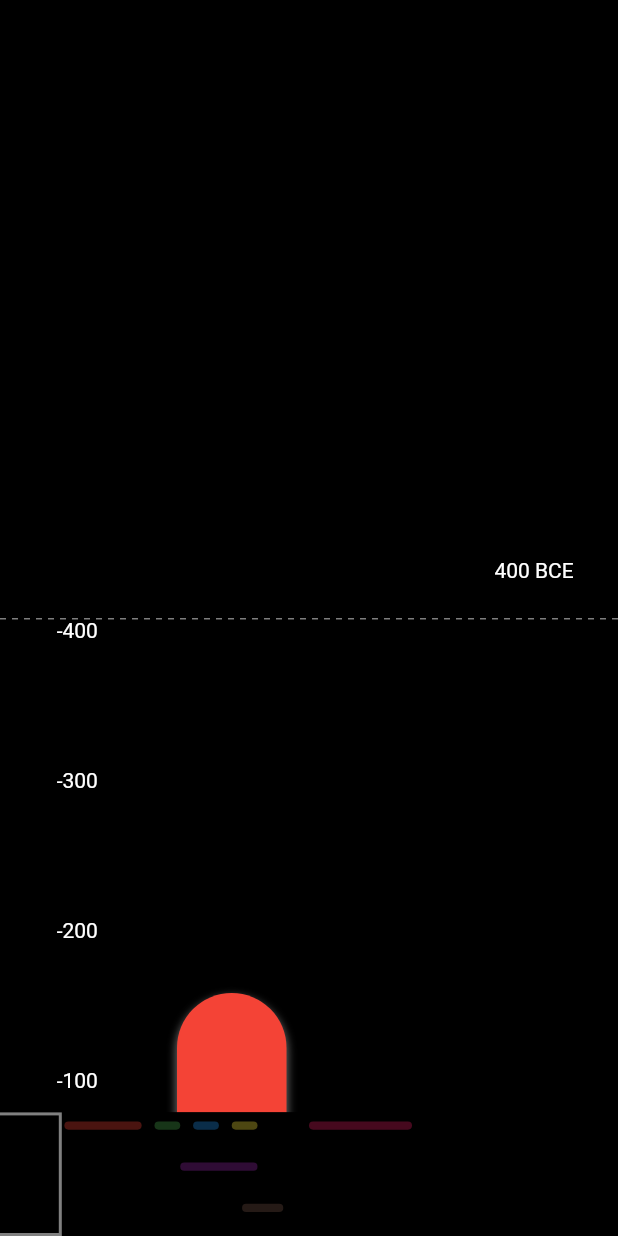
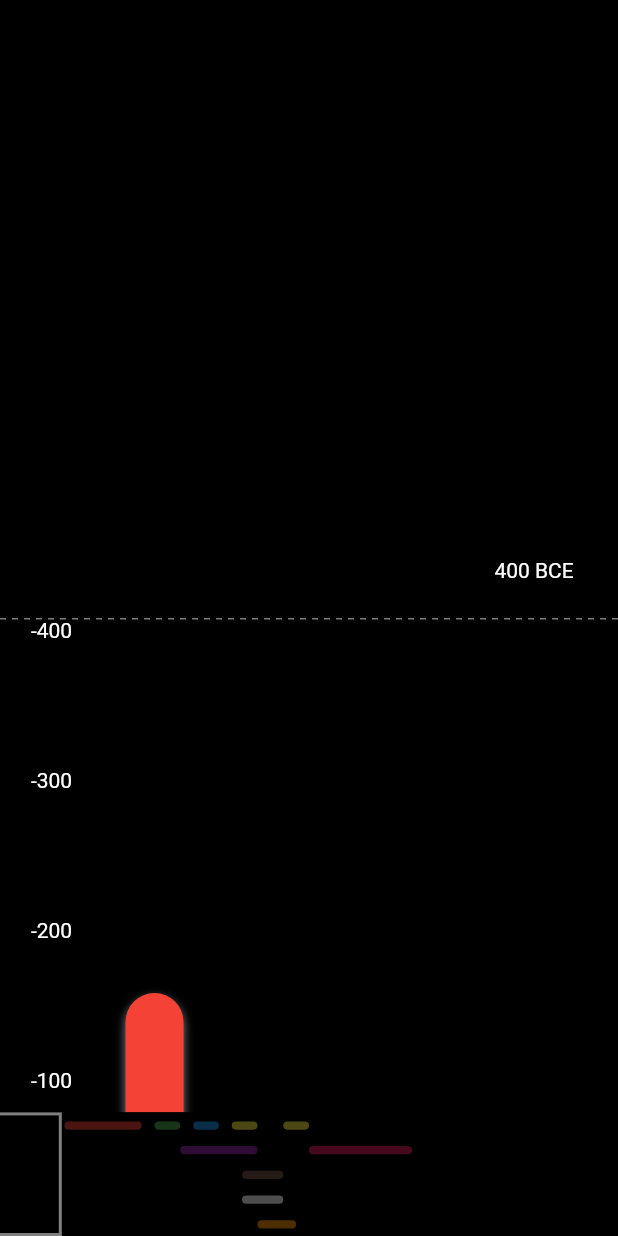
Before and after one commit to AlbaneseRemy/timeline_poi, a Flutter app: the screen it shows after launch, after a tap on "Try the timeline", on a phone screen of 412 x 824 dp. Run offline on Flutter 3.47's test engine with Material 2 defaults, Android fonts, the phone set to English and light mode, and no system bars; drawn by our look-alikes of dotted_line.

Commit message:
format and comment code

```diff
--- a/lib/main.dart
+++ b/lib/main.dart
@@ -39,23 +39,16 @@ class _MyHomePageState extends State<MyHomePage> {
   void initState() {
     super.initState();
     tours = [
-      Tour(
-          title: "Tour numéro 1",
-          id: "1",
-          startYear: -150,
-          endYear: 150,
-          color: Colors.red,
-          imageUri: "images/logoOrpheo.png",//"https://images.unsplash.com/photo-1547721064-da6cfb341d50",
-          columnId: 0),
+      Tour(title: "Tour numéro 1", id: "1", startYear: -150, endYear: 150, color: Colors.red, imageUri: "images/logoOrpheo.png"),
       Tour(title: "Tour numéro 2", id: "2", startYear: 200, endYear: 300, color: Colors.green),
       Tour(title: "Tour numéro 3", id: "3", startYear: 300, endYear: 600, color: Colors.purple),
       Tour(title: "Tour numéro 4", id: "4", startYear: 800, endYear: 1200, color: Colors.pink),
-      Tour(title: "Tour numéro 5", id: "5", startYear: 350, endYear: 450, color: Colors.blue),
+      Tour(title: "Tour numéro 5", id: "5", startYear: 350, endYear: 450, color: Colors.blue, imageUri: "images/logoOrpheo.png"),
       Tour(title: "Tour numéro 6", id: "6", startYear: 500, endYear: 600, color: Colors.yellow),
       Tour(title: "Tour numéro 7", id: "7", startYear: 540, endYear: 700, color: Colors.brown),
-      /*Tour(title: "Tour numéro 8", id: "8", startYear: 540, endYear: 700, color: Colors.white),
+      Tour(title: "Tour numéro 8", id: "8", startYear: 540, endYear: 700, color: Colors.white),
       Tour(title: "Tour numéro 9", id: "9", startYear: 600, endYear: 750, color: Colors.orange),
-      Tour(title: "Tour numéro 10", id: "10", startYear: 700, endYear: 800, color: Colors.yellow),*/
+      Tour(title: "Tour numéro 10", id: "10", startYear: 700, endYear: 800, color: Colors.yellow),
     ];
 
     setColumnIds(tours);
@@ -89,32 +82,34 @@ class _MyHomePageState extends State<MyHomePage> {
     );
   }
 
-
+  //Sorts the table by their startYear and sets the columnId so they don't overlap
   void setColumnIds(List<Tour> tours) {
     tours.sort((a, b) => a.startYear.compareTo(b.startYear));
-    for (int i = 0; i <= tours.length -1; i++) {
+    for (int i = 0; i <= tours.length - 1; i++) {
       int indexToSet = 0;
       List<Tour> concurrent = [];
       for (int k = 0; k <= i - 1; k++) {
+        //Look for concurrent tours (tours that will overlap)
         if (tours[k].endYear >= tours[i].startYear) {
           concurrent.add(tours[k]);
         }
       }
-      while(concurrent.firstWhereOrNull((element) => element.columnId == indexToSet) != null) {
+      //While there is a concurrent tour that has the same columnId, we increment the columnIndex
+      while (concurrent.firstWhereOrNull((element) => element.columnId == indexToSet) != null) {
         indexToSet++;
       }
       tours[i].columnId = indexToSet;
     }
   }
 
-  int maxColumn(List<Tour> tours){
+  //Look for the maximum columnId in the list of tours
+  int maxColumn(List<Tour> tours) {
     int maxColumnId = 0;
     for (int i = 0; i <= tours.length - 1; i++) {
       if (tours[i].columnId > maxColumnId) {
         maxColumnId = tours[i].columnId;
       }
     }
-    return maxColumnId +1;
+    return maxColumnId + 1;
   }
-
 }
--- a/lib/timeline.dart
+++ b/lib/timeline.dart
@@ -1,5 +1,4 @@
 import 'package:flutter/cupertino.dart';
-import 'package:flutter/gestures.dart';
 import 'package:flutter/material.dart';
 import 'package:dotted_line/dotted_line.dart';
 import 'package:timeline_poi/timeline_item.dart';
@@ -32,25 +31,27 @@ class _MyTimelineState extends State<MyTimeline> {
 
   @override
   void initState() {
+    //Sets the default text displaying the current year
     currentYear = widget.startYear;
     currentYear > 0 ? textYear = "${currentYear.abs().toString()} CE" : textYear = "${currentYear.abs().toString()} BCE";
-    scrollController.addListener(_onSlide);
+    scrollController.addListener(_onSlide); //Subscribes the scrollController to the _onSlide method
     super.initState();
   }
 
-  void _onSlide(){
+  void _onSlide() {
+    //set a new State in the timeline when the user slides the timeline
     setState(_textCurrentYear);
   }
 
-  void _textCurrentYear(){
+  void _textCurrentYear() {
+    //Calculates the current year based on the scrollController position
     currentYear = (scrollController.offset * 1).round() + widget.startYear;
     currentYear > 0 ? textYear = "${currentYear.abs().toString()} CE" : textYear = "${currentYear.abs().toString()} BCE";
   }
 
   @override
   Widget build(BuildContext context) {
-    return Scaffold(
-        body: LayoutBuilder(builder: (BuildContext context, BoxConstraints constraints) {
+    return Scaffold(body: LayoutBuilder(builder: (BuildContext context, BoxConstraints constraints) {
       return Stack(
         children: [
           SingleChildScrollView(
@@ -66,7 +67,8 @@ class _MyTimelineState extends State<MyTimeline> {
                         color: Colors.black,
                       ),
                       for (int i = widget.startYear; i < widget.endYear; i += 100) createContainer(i, constraints),
-                          for (var tour in widget.tours) TimelineItem(
+                      for (var tour in widget.tours)
+                        TimelineItem(
                           tour: tour,
                           tours: widget.tours,
                           constraints: constraints,
@@ -82,31 +84,41 @@ class _MyTimelineState extends State<MyTimeline> {
             margin: EdgeInsets.only(top: constraints.maxHeight / 2),
             child: transparentDottedLine(),
           ),
-              Positioned(child: Text(textYear, style: TextStyle(color: Colors.white),), top: constraints.maxHeight / 2 - 40, left: constraints.maxWidth * 0.8,),
-              Positioned(child: TimelineMap(
+          Positioned(
+            child: Text(
+              textYear,
+              style: TextStyle(color: Colors.white),
+            ),
+            top: constraints.maxHeight / 2 - 40,
+            left: constraints.maxWidth * 0.8,
+          ),
+          Positioned(
+            child: TimelineMap(
               constraints: constraints,
               scrollController: scrollController,
               totalYears: widget.startYear.abs() + widget.endYear.abs(),
               tours: widget.tours,
               columnNumber: widget.numberColumns,
             ),
-              bottom: 0,)
+            bottom: 0,
+          )
         ],
       );
     }));
   }
 
+  //Used to set the years in the timeline
   Widget createContainer(int i, BoxConstraints constraints) {
     return Positioned(
         top: i + widget.startYear.abs() + constraints.maxHeight / 2,
         width: constraints.maxWidth / (widget.numberColumns + 1),
         child: Container(
           alignment: Alignment.center,
-        child : Text(i.toString(), style: const TextStyle(color: Colors.white)),
-      )
-    );
+          child: Text(i.toString(), style: const TextStyle(color: Colors.white)),
+        ));
   }
 
+  //Transparent dotted line in the middle of the screen
   Widget transparentDottedLine() {
     return DottedLine(
       direction: Axis.horizontal,
@@ -120,6 +132,4 @@ class _MyTimelineState extends State<MyTimeline> {
       dashGapRadius: 0.0,
     );
   }
-
-
 }
--- a/lib/timeline_item.dart
+++ b/lib/timeline_item.dart
@@ -42,15 +42,16 @@ class TimelineItem extends StatelessWidget {
                     textAlign: TextAlign.center,
                   ),
                   alignment: Alignment.center)
-              : Container(
-                  height: ((tour.startYear - startYear).toDouble() + constraints.maxHeight / 2) / 2,
-                  width: constraints.maxWidth / (numberColumns + 1),
+              :
+          //TODO : resize the image in a smaller version, and make it move with the page's scroll
+          Container(
+                  width: constraints.maxWidth / (numberColumns + 1) / 5,
                   decoration: BoxDecoration(
-                    image: DecorationImage(
-                      //image: Image.network(tour.imageUri!, fit: BoxFit.fill).image,
-                      image: Image.asset(tour.imageUri!, fit: BoxFit.scaleDown).image,
-                    ),
-                  ),
+                      borderRadius: BorderRadius.circular(100),
+                      image: DecorationImage(
+                        image: AssetImage(tour.imageUri!),
+                        fit: BoxFit.fitWidth,
+                      )),
                 ),
           decoration: BoxDecoration(
             color: tour.color,
@@ -69,7 +70,8 @@ class TimelineItem extends StatelessWidget {
     );
   }
 
+  //Determines on which column the item should be placed
   double leftPosition() {
-    return (tour.columnId +1) * constraints.maxWidth / (numberColumns + 1);
+    return (tour.columnId + 1) * constraints.maxWidth / (numberColumns + 1);
   }
 }
--- a/lib/timeline_map.dart
+++ b/lib/timeline_map.dart
@@ -9,7 +9,8 @@ class TimelineMap extends StatefulWidget {
   final int totalYears;
   final List<Tour>? tours;
 
-  const TimelineMap({Key? key, required this.scrollController, required this.constraints, required this.totalYears, this.tours, required this.columnNumber}) : super(key: key);
+  const TimelineMap({Key? key, required this.scrollController, required this.constraints, required this.totalYears, this.tours, required this.columnNumber})
+      : super(key: key);
 
   @override
   State<TimelineMap> createState() => _TimelineMapState();
@@ -57,7 +58,7 @@ class _TimelineMapState extends State<TimelineMap> {
         ),
         left: leftPosition(),
       ),
-      if(widget.tours != null)
+      if (widget.tours != null)
         for (var tour in widget.tours!)
           Positioned(
             top: getTopPosition(tour),
@@ -69,7 +70,7 @@ class _TimelineMapState extends State<TimelineMap> {
               feedback: Container(),
               child: Container(
                 width: getLength(tour),
-                height: widget.constraints.maxHeight/150,
+                height: widget.constraints.maxHeight / 150,
                 decoration: BoxDecoration(
                   color: tour.color.withOpacity(0.3),
                   borderRadius: BorderRadius.circular(10),
@@ -80,21 +81,28 @@ class _TimelineMapState extends State<TimelineMap> {
     ]);
   }
 
+  //Moves the scroll offset of the page when the user drags the Container at the bottom of the screen
   void updatePosition(DragUpdateDetails details) {
     widget.scrollController.position.moveTo(widget.scrollController.offset + details.delta.dx * widget.totalYears / widget.constraints.maxWidth);
   }
 
+  //Sets the left position of the white frame that follows the user's finger
   double leftPosition() {
     return (widget.scrollController.offset / (widget.totalYears / widget.constraints.maxWidth)) - widget.constraints.maxWidth / 10;
   }
 
+  //Defines how long the tour's line is in the map
   double getLength(Tour tour) {
     return (((tour.endYear - tour.startYear) / widget.totalYears) * widget.constraints.maxWidth).toDouble();
   }
-  double getLeftPosition(Tour tour){
+
+  //Defines the left position of the tour's line in the map
+  double getLeftPosition(Tour tour) {
     return (tour.startYear / widget.totalYears * widget.constraints.maxWidth).toDouble() + (400 / widget.totalYears * widget.constraints.maxWidth).toDouble();
   }
-  double getTopPosition(Tour tour){
-    return (6 + (tour.columnId) * ((widget.constraints.maxHeight/10) / (widget.columnNumber)) .toDouble());
+
+  //Defines the top position of the tour's line in the map
+  double getTopPosition(Tour tour) {
+    return (6 + (tour.columnId) * ((widget.constraints.maxHeight / 10) / (widget.columnNumber)).toDouble());
   }
 }
```
Lines whose indentation alone changed are shown as unchanged.
